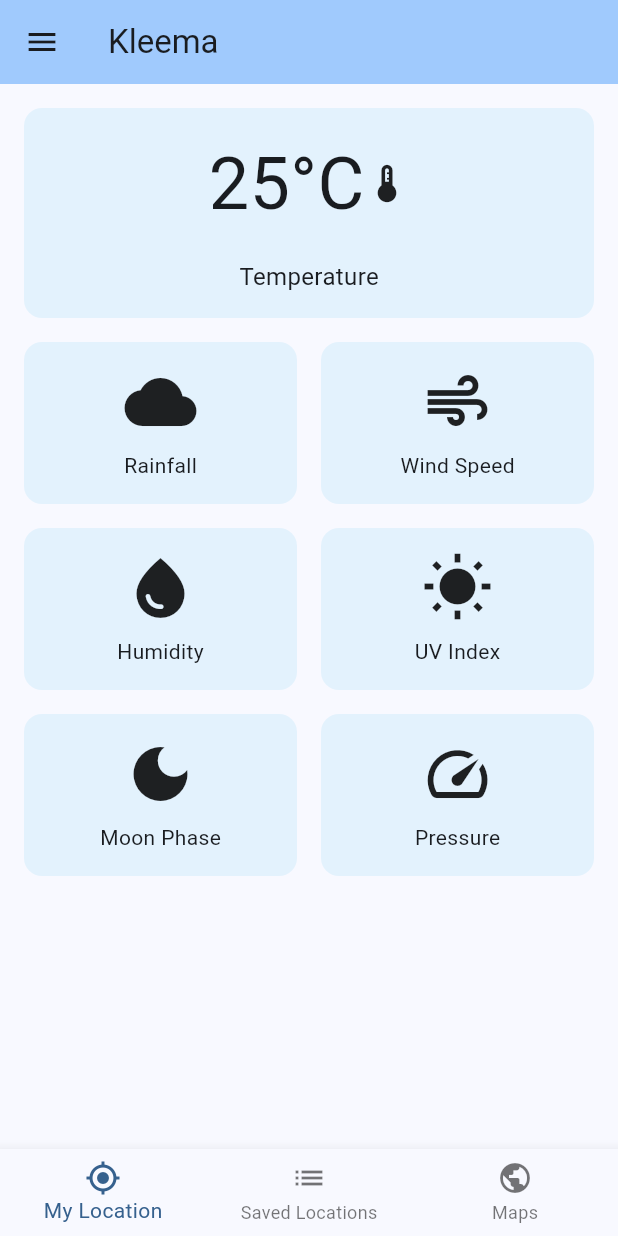
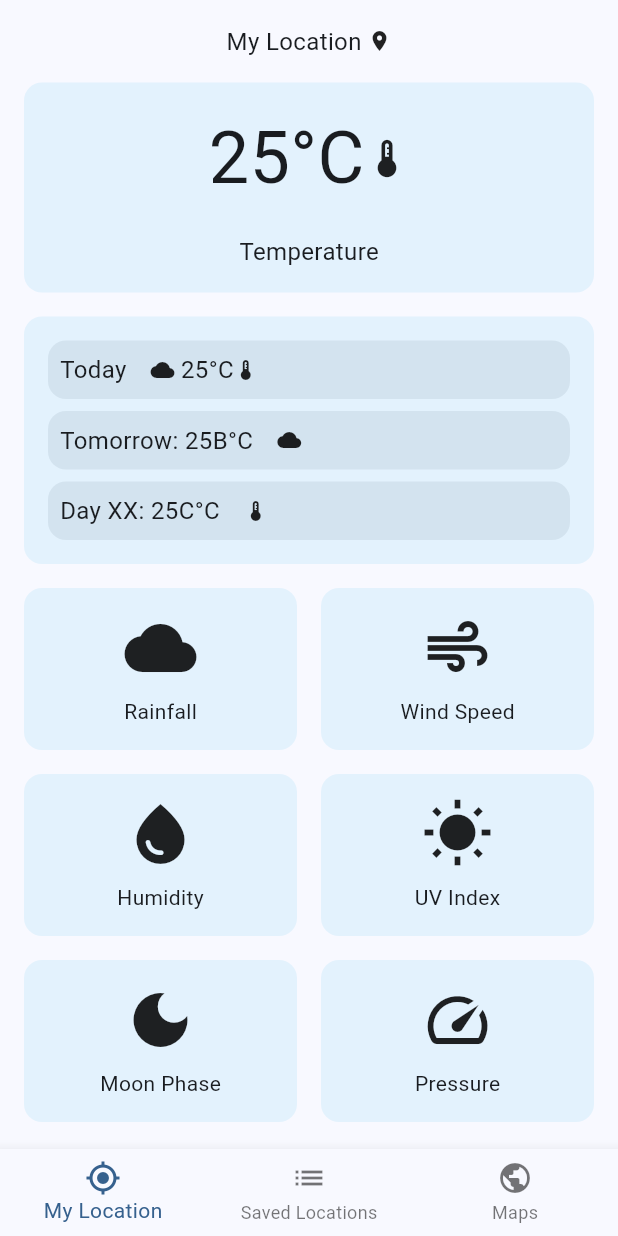
Before and after one commit to mthsaar/kleema, a Flutter app: the screen it shows after launch, on a phone screen of 412 x 824 dp. Run offline on Flutter 3.47's test engine with Material 3 defaults, Android fonts, the phone set to English and light mode, and no system bars.

Commit message:
UI updated, appbar removed, added container w/ days of the week

```diff
--- a/lib/main.dart
+++ b/lib/main.dart
@@ -38,34 +38,25 @@
   @override
   Widget build(BuildContext context) {
     return Scaffold(
-      appBar: AppBar(
-        backgroundColor: Theme.of(context).colorScheme.inversePrimary,
-        title: Text(widget.title),
-      ),
-      drawer: Drawer(
-        child: ListView(
-          padding: EdgeInsets.zero,
-          children: const <Widget>[
-            DrawerHeader(
-              decoration: BoxDecoration(color: Colors.deepPurple),
-              child: Text(
-                'Kleema',
-                style: TextStyle(color: Colors.white, fontSize: 24),
-              ),
-            ),
-            ListTile(leading: Icon(Icons.message), title: Text('Messages')),
-            ListTile(
-              leading: Icon(Icons.account_circle),
-              title: Text('Profile'),
-            ),
-            ListTile(leading: Icon(Icons.settings), title: Text('Settings')),
-          ],
-        ),
-      ),
       body: Padding(
         padding: const EdgeInsets.all(16.0),
         child: Column(
           children: [
+            Row(
+              mainAxisAlignment: MainAxisAlignment.center,
+              children: [
+                Text(
+                  'My Location',
+                  style: const TextStyle(
+                    fontSize: 16.0,
+                    fontWeight: FontWeight.normal,
+                  ),
+                ),
+                const SizedBox(width: 4.0),
+                const Icon(Icons.location_on, size: 16.0),
+              ],
+            ),
+            const SizedBox(height: 16.0),
             Container(
               padding: const EdgeInsets.all(16.0),
               decoration: BoxDecoration(
@@ -96,6 +87,93 @@
                     style: TextStyle(fontSize: 16.0),
                   ),
                 ],
+              ),
+            ),
+            const SizedBox(height: 16.0),
+
+            Container(
+              padding: const EdgeInsets.all(16.0),
+              decoration: BoxDecoration(
+                color: Colors.blue.shade50,
+                borderRadius: BorderRadius.circular(12.0),
+              ),
+              width: double.infinity,
+              child: Column(
+                children: [
+                  Container(
+                    padding: const EdgeInsets.all(8.0),
+                    decoration: BoxDecoration(
+                      color: const Color.fromARGB(255, 211, 227, 239),
+                      borderRadius: BorderRadius.circular(12.0),
+                    ),
+                    child: Row(
+                      mainAxisAlignment: MainAxisAlignment.start,
+                      children: [
+                        Text(
+                          'Today',
+                          style: const TextStyle(
+                            fontSize: 16.0,
+                            fontWeight: FontWeight.normal,
+                          ),
+                        ),
+                        const SizedBox(width: 16.0),
+                        const Icon(Icons.cloud, size: 16.0),
+                        Text(
+                          ' 25°C',
+                          style: const TextStyle(
+                            fontSize: 16.0,
+                            fontWeight: FontWeight.normal,
+                          ),
+                        ),
+                        const Icon(Icons.thermostat, size: 16.0),
+                      ],
+                    ),
+                  ),
+                  const SizedBox(height: 8.0),
+                  Container(
+                    padding: const EdgeInsets.all(8.0),
+                    decoration: BoxDecoration(
+                      color: const Color.fromARGB(255, 211, 227, 239),
+                      borderRadius: BorderRadius.circular(12.0),
+                    ),
+                    child: Row(
+                      mainAxisAlignment: MainAxisAlignment.start,
+                      children: [
+                        Text(
+                          'Tomorrow: 25B°C',
+                          style: const TextStyle(
+                            fontSize: 16.0,
+                            fontWeight: FontWeight.normal,
+                          ),
+                        ),
+                        const SizedBox(width: 16.0),
+                        const Icon(Icons.cloud, size: 16.0),
+                      ],
+                    ),
+                  ),
+                  const SizedBox(height: 8.0),
+                  Container(
+                    padding: const EdgeInsets.all(8.0),
+                    decoration: BoxDecoration(
+                      color: const Color.fromARGB(255, 211, 227, 239),
+                      borderRadius: BorderRadius.circular(12.0),
+                    ),
+                    child: Row(
+                      mainAxisAlignment: MainAxisAlignment.start,
+                      children: [
+                        Text(
+                          'Day XX: 25C°C',
+                          style: const TextStyle(
+                            fontSize: 16.0,
+                            fontWeight: FontWeight.normal,
+                          ),
+                        ),
+                        const SizedBox(width: 16.0),
+                        const Icon(Icons.thermostat, size: 16.0),
+                      ],
+                    ),
+                  ),
+                ], //children
               ),
             ),
             const SizedBox(height: 16.0),
```
